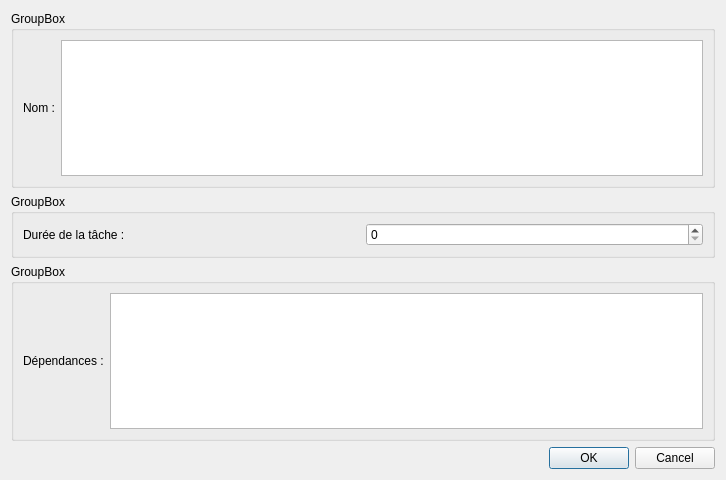
First picture: the form in TaskManagement/addTask.ui, repository Silvec-aka/QtApp, before the edit.
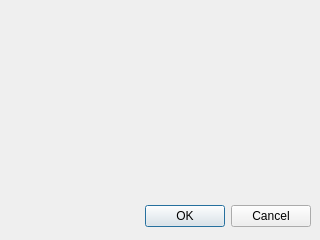
Second picture: the form after the edit.

The edit to the form file:
```diff
--- a/TaskManagement/addTask.ui
+++ b/TaskManagement/addTask.ui
@@ -6,82 +6,29 @@
    <rect>
     <x>0</x>
     <y>0</y>
-    <width>726</width>
-    <height>480</height>
+    <width>320</width>
+    <height>240</height>
    </rect>
   </property>
   <property name="windowTitle">
    <string>addTask</string>
   </property>
-  <layout class="QVBoxLayout" name="verticalLayout">
-   <item>
-    <widget class="QGroupBox" name="groupBox">
-     <property name="title">
-      <string>GroupBox</string>
-     </property>
-     <layout class="QHBoxLayout" name="horizontalLayout">
-      <item>
-       <widget class="QLabel" name="label">
-        <property name="text">
-         <string>Nom :</string>
-        </property>
-       </widget>
-      </item>
-      <item>
-       <widget class="QTextEdit" name="nameString"/>
-      </item>
-     </layout>
-    </widget>
-   </item>
-   <item>
-    <widget class="QGroupBox" name="groupBox_2">
-     <property name="title">
-      <string>GroupBox</string>
-     </property>
-     <layout class="QHBoxLayout" name="horizontalLayout_3">
-      <item>
-       <widget class="QLabel" name="label_3">
-        <property name="text">
-         <string>Durée de la tâche : </string>
-        </property>
-       </widget>
-      </item>
-      <item>
-       <widget class="QSpinBox" name="durationInt"/>
-      </item>
-     </layout>
-    </widget>
-   </item>
-   <item>
-    <widget class="QGroupBox" name="groupBox_3">
-     <property name="title">
-      <string>GroupBox</string>
-     </property>
-     <layout class="QHBoxLayout" name="horizontalLayout_2">
-      <item>
-       <widget class="QLabel" name="label_2">
-        <property name="text">
-         <string>Dépendances :</string>
-        </property>
-       </widget>
-      </item>
-      <item>
-       <widget class="QTextEdit" name="dependanceString"/>
-      </item>
-     </layout>
-    </widget>
-   </item>
-   <item>
-    <widget class="QDialogButtonBox" name="buttonBox">
-     <property name="orientation">
-      <enum>Qt::Horizontal</enum>
-     </property>
-     <property name="standardButtons">
-      <set>QDialogButtonBox::Cancel|QDialogButtonBox::Ok</set>
-     </property>
-    </widget>
-   </item>
-  </layout>
+  <widget class="QDialogButtonBox" name="buttonBox">
+   <property name="geometry">
+    <rect>
+     <x>10</x>
+     <y>200</y>
+     <width>301</width>
+     <height>32</height>
+    </rect>
+   </property>
+   <property name="orientation">
+    <enum>Qt::Horizontal</enum>
+   </property>
+   <property name="standardButtons">
+    <set>QDialogButtonBox::Cancel|QDialogButtonBox::Ok</set>
+   </property>
+  </widget>
  </widget>
  <resources/>
  <connections>
```
Left out of the diff: 10 changed lines with no effect on the pictures.
